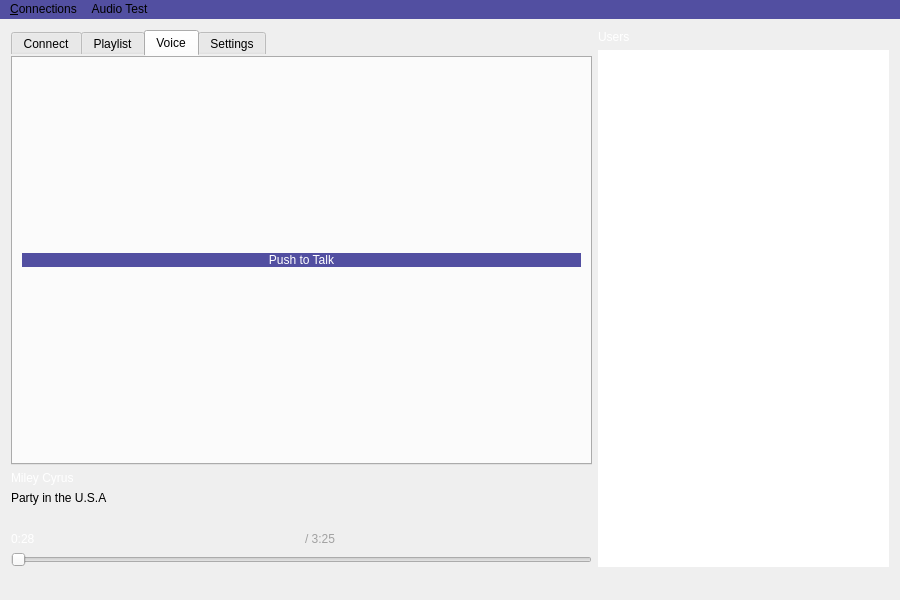
Old version of the form Source/Client/mainwindow.ui in the repository imoongom/commaudio.
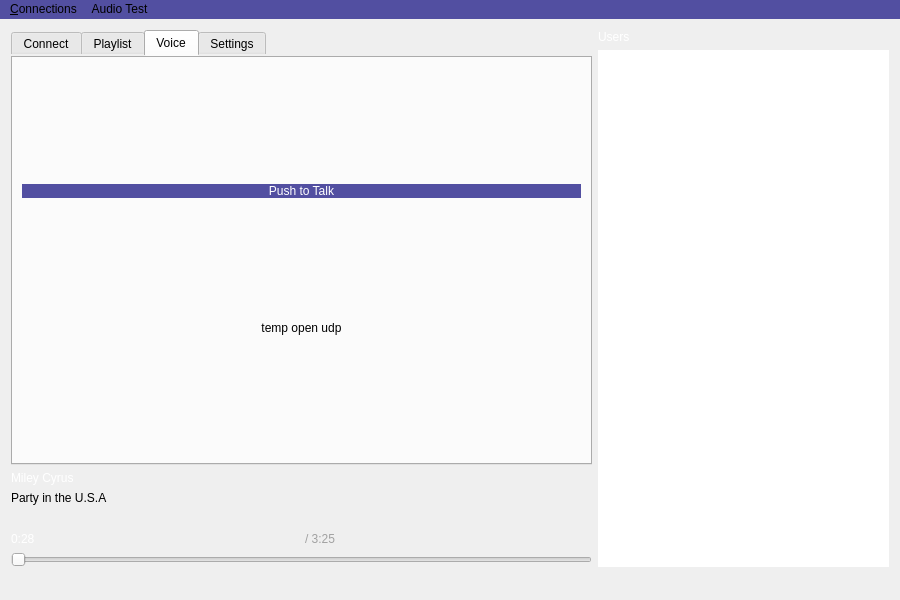
New version of the form. The open tabs and pages were chosen to show the change.

What changed in the file:
```diff
--- a/Source/Client/mainwindow.ui
+++ b/Source/Client/mainwindow.ui
@@ -133,6 +133,13 @@
             </property>
            </widget>
           </item>
+          <item>
+           <widget class="QPushButton" name="pushButton_2">
+            <property name="text">
+             <string>temp open udp</string>
+            </property>
+           </widget>
+          </item>
          </layout>
         </widget>
         <widget class="QWidget" name="settingsTab">
```
Left out of the diff: 7 changed lines with no effect on the pictures.
